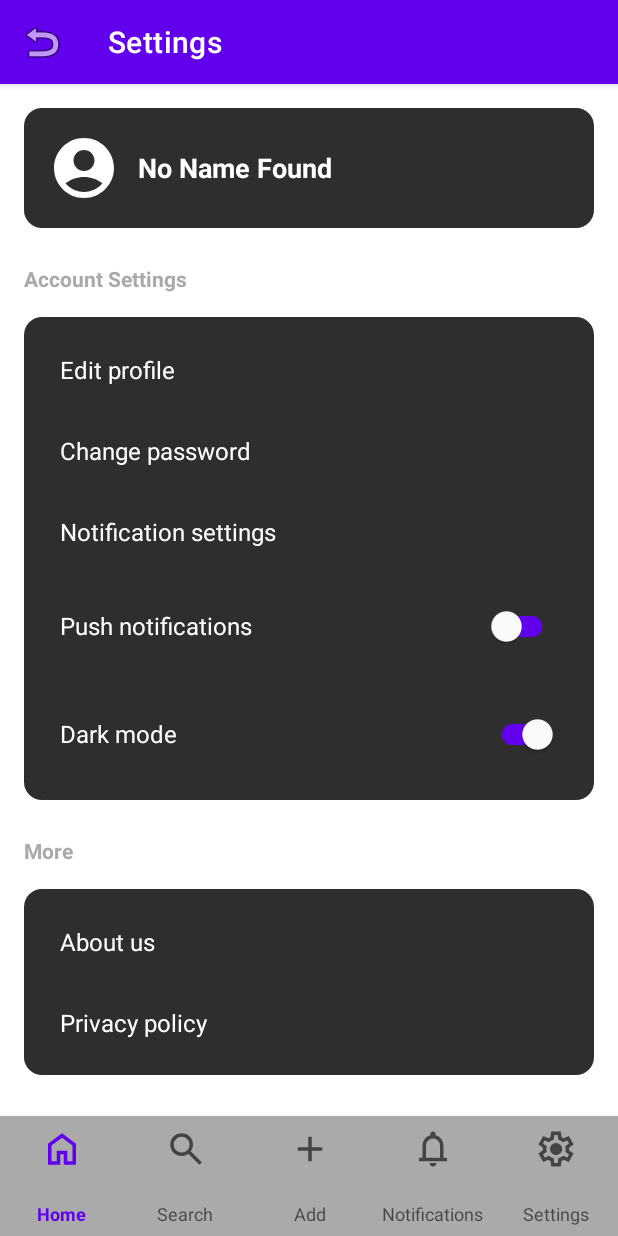
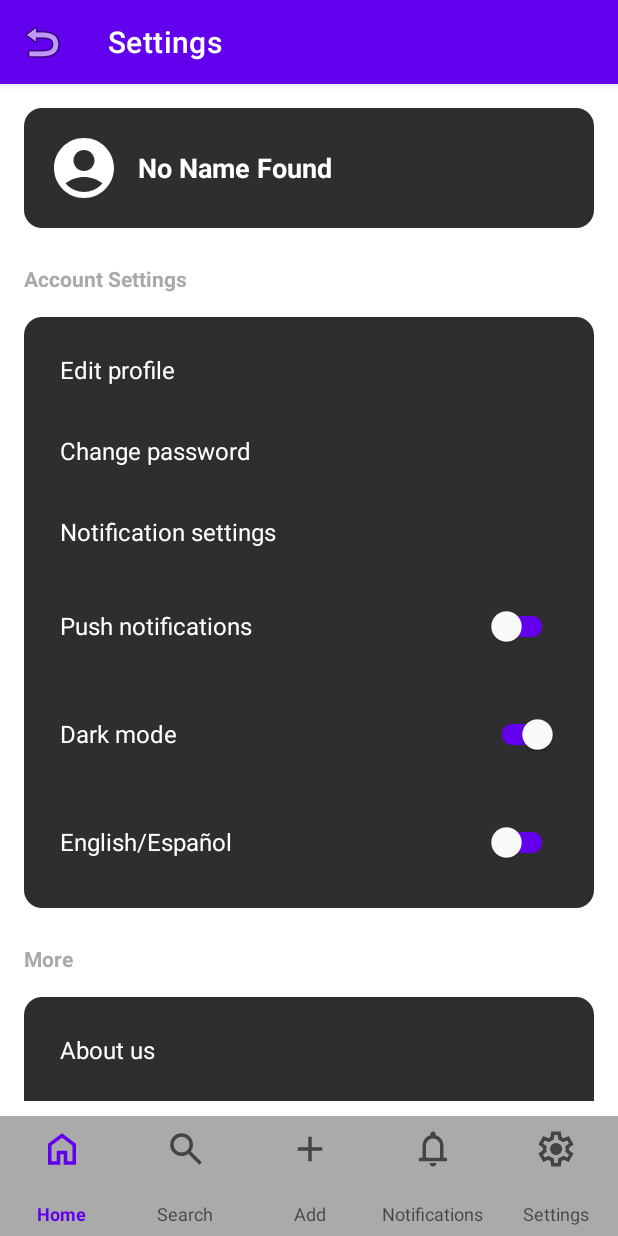
Before and after one commit to Andrew-D-H/SyncTime, an Android app built with Jetpack Compose: the fragment SettingsFragment placed in its activity, on a phone screen of 412 x 824 dp. Run offline under Robolectric (Android 15) with nearby library versions, the phone set to English and light mode, and no system bars; our stand-ins replace Firebase (no records; nobody signed in at launch, a user with empty details on screens opened directly); pictures from the network do not load; 3 statements that could not run were skipped.

Commit message:
Merge Language branch functionality into master
Co-authored-by: Andrew-D-H <49460976+Andrew-D-H@users.noreply.github.com>

```diff
--- a/app/src/main/java/com/example/synctime/MainActivity.kt
+++ b/app/src/main/java/com/example/synctime/MainActivity.kt
@@ -3,8 +3,10 @@ package com.example.synctime
 import android.content.SharedPreferences
 import android.os.Bundle
 import android.util.Log
+import android.view.View
 import androidx.appcompat.app.AppCompatActivity
 import androidx.appcompat.app.AppCompatDelegate
+import androidx.core.os.LocaleListCompat
 import androidx.preference.PreferenceManager
 import com.google.android.material.bottomnavigation.BottomNavigationView
 
@@ -96,4 +98,25 @@ class MainActivity : AppCompatActivity() {
             }
         }
     }
+
+    /**
+     * Toggles between English and Spanish language.
+     */
+    fun setlanguage(view: View) {
+        // set app locale given the user's selected locale
+        val lang = AppCompatDelegate.getApplicationLocales()
+        if (lang.toLanguageTags().toString() == "en") {
+            AppCompatDelegate.setApplicationLocales(
+                LocaleListCompat.forLanguageTags(
+                    "es" // ISO for Spanish
+                )
+            )
+        } else if (lang.toLanguageTags().toString() == "es") {
+            AppCompatDelegate.setApplicationLocales(
+                LocaleListCompat.forLanguageTags(
+                    "en" // ISO for English
+                )
+            )
+        }
+    }
 }
--- a/app/src/main/res/layout/settings_screen.xml
+++ b/app/src/main/res/layout/settings_screen.xml
@@ -155,13 +155,39 @@
                         app:thumbTint="@android:color/white"
                         app:trackTint="@color/purple_500" />
                 </LinearLayout>
+
+                <!-- Language -->
+                <LinearLayout
+                    android:layout_width="match_parent"
+                    android:layout_height="wrap_content"
+                    android:orientation="horizontal"
+                    android:gravity="center_vertical"
+                    android:paddingHorizontal="16dp"
+                    android:paddingVertical="12dp">
+
+                    <TextView
+                        android:layout_width="0dp"
+                        android:layout_height="wrap_content"
+                        android:layout_weight="1"
+                        android:text="@string/language"
+                        android:textSize="16sp"
+                        android:textColor="@android:color/white" />
+
+                    <com.google.android.material.switchmaterial.SwitchMaterial
+                        android:layout_width="wrap_content"
+                        android:layout_height="wrap_content"
+                        android:checked="false"
+                        app:thumbTint="@android:color/white"
+                        app:trackTint="@color/purple_500"
+                        android:onClick="setlanguage"/>
+                </LinearLayout>
             </LinearLayout>
 
             <!-- More Section -->
             <TextView
                 android:layout_width="wrap_content"
                 android:layout_height="wrap_content"
-                android:text="More"
+                android:text="@string/more"
                 android:textSize="14sp"
                 android:textColor="@android:color/darker_gray"
                 android:textStyle="bold"
@@ -179,7 +205,7 @@
                     android:layout_width="match_parent"
                     android:layout_height="wrap_content"
                     android:padding="16dp"
-                    android:text="About us"
+                    android:text="@string/about_us"
                     android:textSize="16sp"
                     android:textColor="@android:color/white" />
 
@@ -188,7 +214,7 @@
                     android:layout_width="match_parent"
                     android:layout_height="wrap_content"
                     android:padding="16dp"
-                    android:text="Privacy policy"
+                    android:text="@string/privacy_policy"
                     android:textSize="16sp"
                     android:textColor="@android:color/white" />
             </LinearLayout>
```
